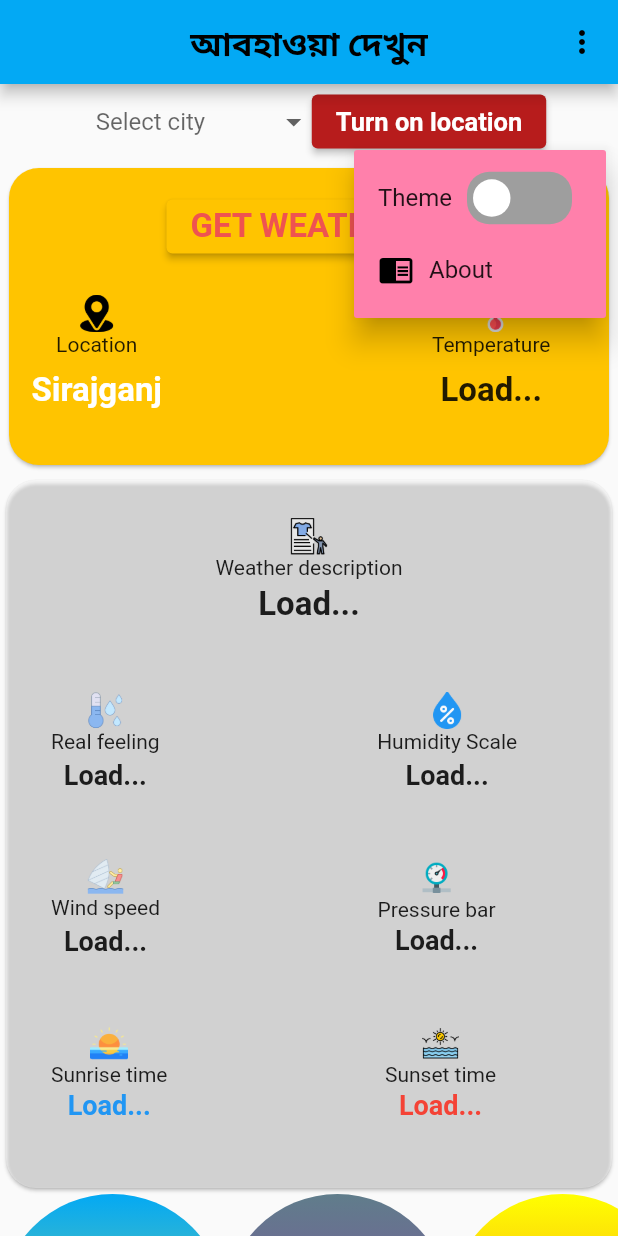
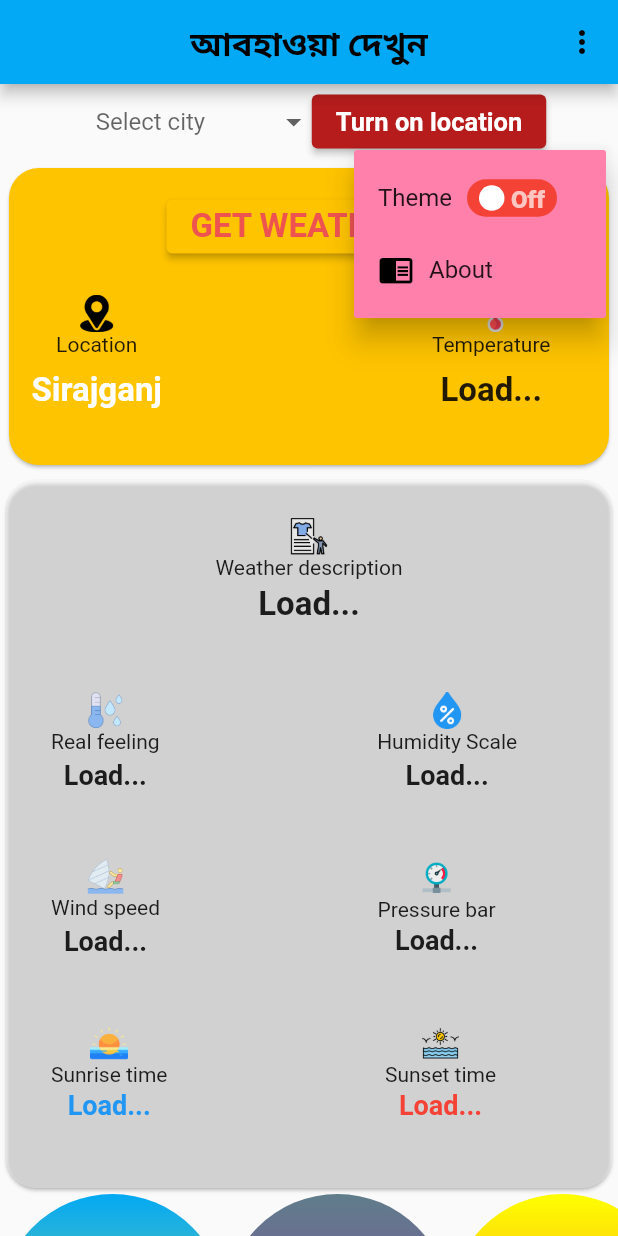
Before and after one commit to Khalid511/abohaoya, a Flutter app: the screen it shows after launch, after a tap on the "more vert" icon, on a phone screen of 412 x 824 dp. Run offline on Flutter 3.47's test engine with Material 2 defaults, Android fonts, the phone set to English and light mode, and no system bars; drawn by our look-alikes of dropdown_button2, flutter_switch; our stand-ins replace geolocator; missing offline and left inert: flutter_custom_switch; network calls fail.

Commit message:
switch added and theme changed done

```diff
--- a/lib/main.dart
+++ b/lib/main.dart
@@ -9,6 +9,9 @@ class MyApp extends StatefulWidget {
 
   @override
   State<MyApp> createState() => _MyAppState();
+
+  static _MyAppState of(BuildContext context) =>
+      context.findRootAncestorStateOfType<_MyAppState>()!;
 }
 
 class _MyAppState extends State<MyApp> {
--- a/lib/pages/home.dart
+++ b/lib/pages/home.dart
@@ -1,5 +1,6 @@
 import 'dart:convert';
 
+import 'package:abohaoya/main.dart';
 import 'package:flutter/material.dart';
 import 'package:geolocator/geolocator.dart';
 import 'package:http/http.dart' as http;
@@ -8,6 +9,8 @@ import 'package:dropdown_button2/dropdown_button2.dart';
 import 'package:abohaoya/pages/ForecastList.dart';
 import 'package:flutter/services.dart' ;
 import 'package:flutter_switch/flutter_switch.dart';
+import 'package:abohaoya/main.dart';
+import 'package:flutter_custom_switch/flutter_custom_switch.dart';
 
 class Home extends StatefulWidget {
   @override
@@ -144,6 +147,7 @@ class _HomeState extends State<Home> {
     // TODO: implement initState
     getWeather();
   }
+  bool status = false;
 
   @override
   Widget build(BuildContext context) {
@@ -165,14 +169,26 @@ class _HomeState extends State<Home> {
                           children: [
                             Text("Theme"),
                             Padding(padding: EdgeInsets.only(right: 10),),
-                            FlutterSwitch(value: false, onToggle: (val){
-                              setState(() {
-
-                              });
+                            FlutterSwitch(
+                              value: status,
+                              valueFontSize: 16.0,
+                              width: 60,
+                              height: 25,
+                              borderRadius: 30.0,
+                              onToggle: (val) {
+                                setState(() {
+                                  status = val;
+                                });
+                                if(status) {
+                                  MyApp.of(context).changeThemeMode(ThemeMode.light);
+                                }
+                                else
+                                  MyApp.of(context).changeThemeMode(ThemeMode.dark);
                               },
-                              borderRadius: 15,
+                              showOnOff: true,
+                              activeColor: Colors.green,
+                              inactiveColor: Colors.red,
                             ),
-
                           ],
                         ),),
                       PopupMenuItem(
--- a/pubspec.yaml
+++ b/pubspec.yaml
@@ -45,7 +45,7 @@ dev_dependencies:
   flutter_launcher_icons: ^0.10.0
   dropdown_button2: ^1.8.9
   flutter_switch: ^0.3.2
-
+  flutter_custom_switch: ^0.0.3
 
   # The "flutter_lints" package below contains a set of recommended lints to
   # encourage good coding practices. The lint set provided by the package is
```
Also changed, not shown: pubspec.lock.
